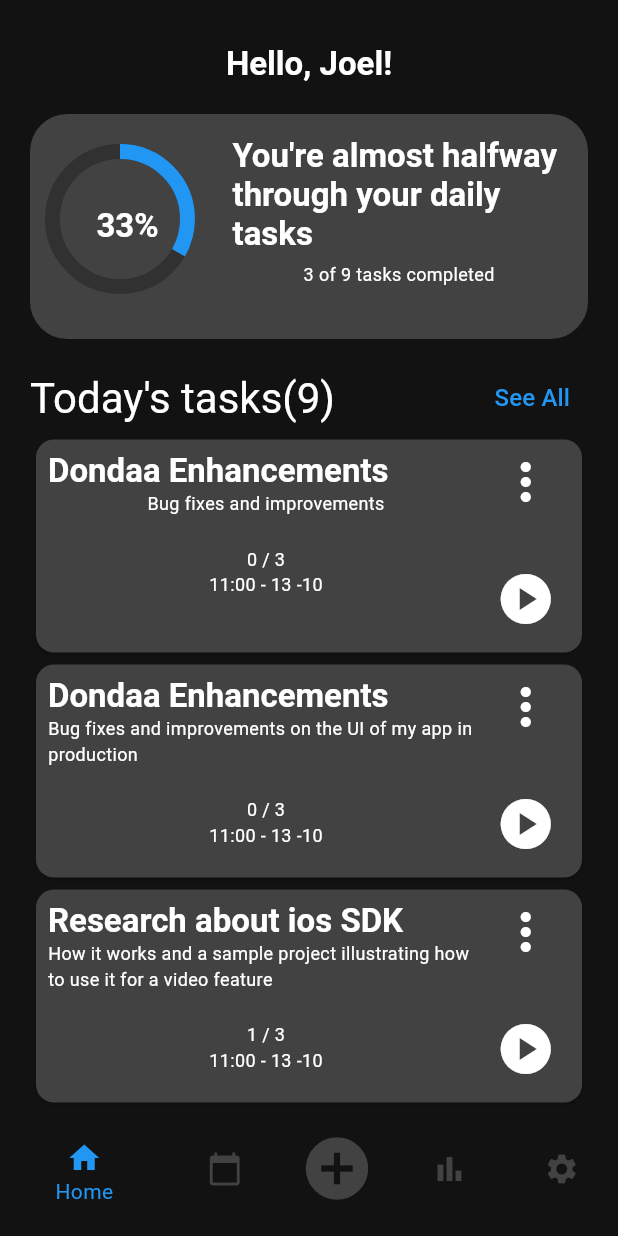
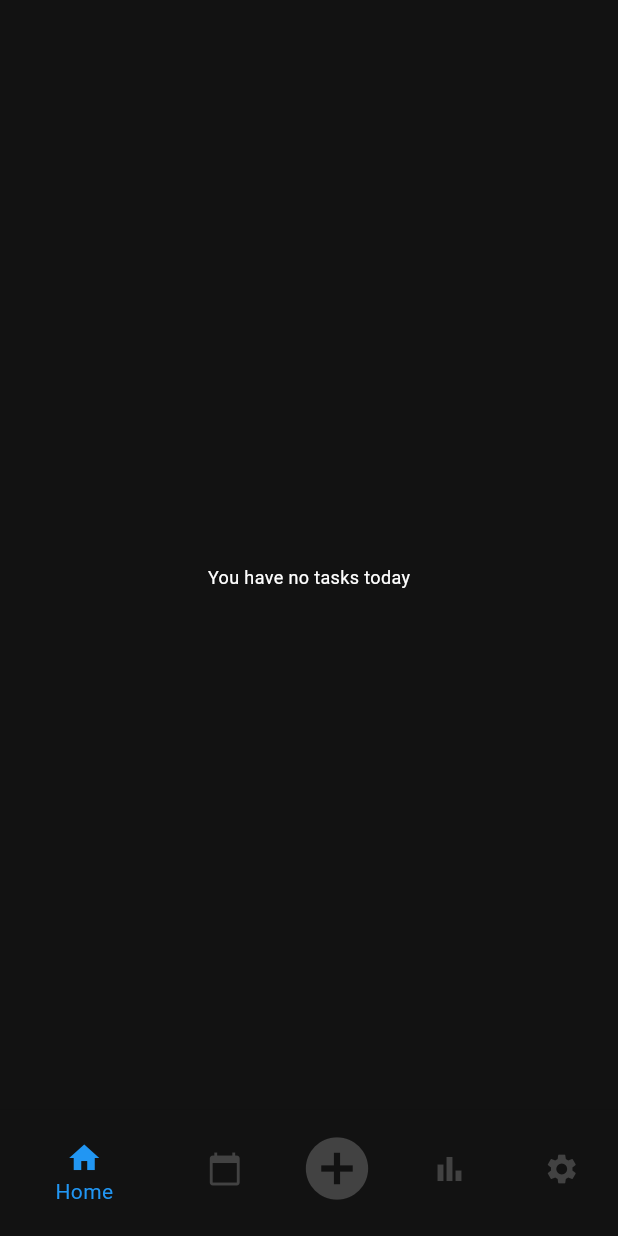
Before and after one commit to chotixity/TODO, a Flutter app: the screen it shows after launch, on a phone screen of 412 x 824 dp. Run offline on Flutter 3.47's test engine with Material 2 defaults, Android fonts, the phone set to English and light mode, and no system bars; our stand-ins replace sqflite; accounts and stored records are empty.

Commit message:
solving a bug

```diff
--- a/lib/main.dart
+++ b/lib/main.dart
@@ -1,5 +1,6 @@
 import 'package:flutter/material.dart';
 import 'package:provider/provider.dart';
+import 'package:todo_app/provider/tasks.dart';
 
 import './theme/dark.dart';
 import './widgets/bottombar.dart';
@@ -15,7 +16,7 @@ class MyApp extends StatelessWidget {
   @override
   Widget build(BuildContext context) {
     return MultiProvider(
-      providers: const [],
+      providers: [ChangeNotifierProvider<Tasks>(create: (_) => Tasks())],
       child: MaterialApp(
         debugShowCheckedModeBanner: false,
         title: 'Flutter Demo',
--- a/lib/models/task.dart
+++ b/lib/models/task.dart
@@ -42,9 +42,6 @@ class Task implements Comparable {
   //bool operator ==(covariant Task other) =>
   //   startTime || endTime == other.startTime || other.endTime;
 
-  @override
-  // TODO: implement hashCode
-  int get hashCode => super.hashCode;
 
   @override
   String toString() =>
--- a/lib/provider/tasks.dart
+++ b/lib/provider/tasks.dart
@@ -1,24 +1,32 @@
 import 'package:flutter/material.dart';
 
+import '../helpers/DBHelper.dart';
 import '../models/task.dart';
 
 class Tasks extends ChangeNotifier {
-
+  final DBHelper _dbHelper = DBHelper();
   /*A  task should have the following:
   Name, Description, Date, Type ?, start time and end time, Mark as completed
 
    */
-  final List<Task> _tasks = [];
+  List<Task> _tasks = [];
 
   List<Task> get tasks {
     return [..._tasks];
   }
 
-   addNewTask() async {
+  addNewTask(Task task) async {
     ///add the task to sqlite
+    _dbHelper.insertTask(task);
+
     ///add
     ///
     ///
     notifyListeners();
   }
+
+  fetchTasks() async {
+    _tasks = await _dbHelper.fetchTasks();
+    notifyListeners();
+  }
 }
--- a/lib/screens/home.dart
+++ b/lib/screens/home.dart
@@ -1,6 +1,9 @@
 import 'package:flutter/material.dart';
+import 'package:todo_app/helpers/DBHelper.dart';
 
 import '../widgets/tile.dart';
+import '../provider/tasks.dart';
+import 'package:provider/provider.dart';
 
 class Home extends StatefulWidget {
   const Home({super.key});
@@ -10,13 +13,35 @@ class Home extends StatefulWidget {
 }
 
 class _HomeState extends State<Home> {
+  late final DBHelper _storage;
   double progress = 1 / 3;
+
+  @override
+  void initState() {
+    _storage = DBHelper();
+    _storage.opendatabase();
+    // TODO: implement initState
+    super.initState();
+  }
+
+  @override
+  void dispose() {
+    _storage.close();
+    // TODO: implement dispose
+    super.dispose();
+  }
+
   @override
   Widget build(BuildContext context) {
+    final provider = Provider.of<Tasks>(context, listen: false);
     return Scaffold(
       body: Padding(
         padding: const EdgeInsets.only(top: 30, left: 20, right: 20),
-        child: Column(
+        child: provider.tasks.isEmpty
+            ? const Center(
+                child: Text('You have no tasks today'),
+              )
+            : Column(
                 mainAxisAlignment: MainAxisAlignment.start,
                 children: [
                   Text(
```
Also changed, not shown: lib/helpers/DBHelper.dart (+45 -23 lines). Lines whose indentation alone changed are shown as unchanged.
